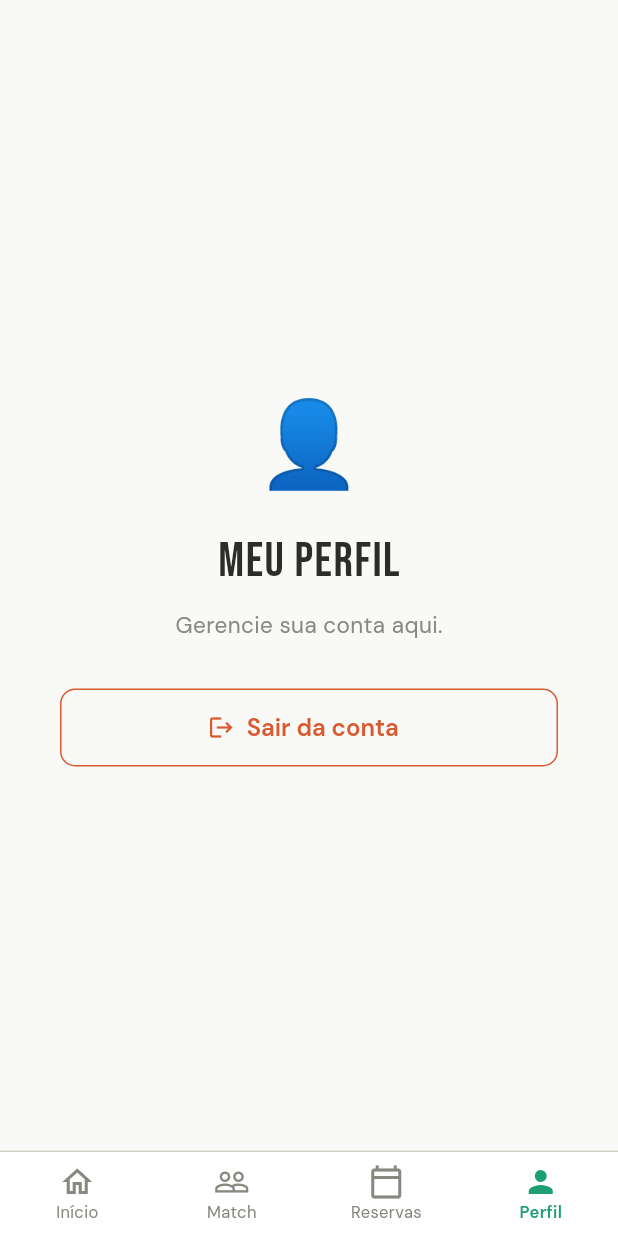
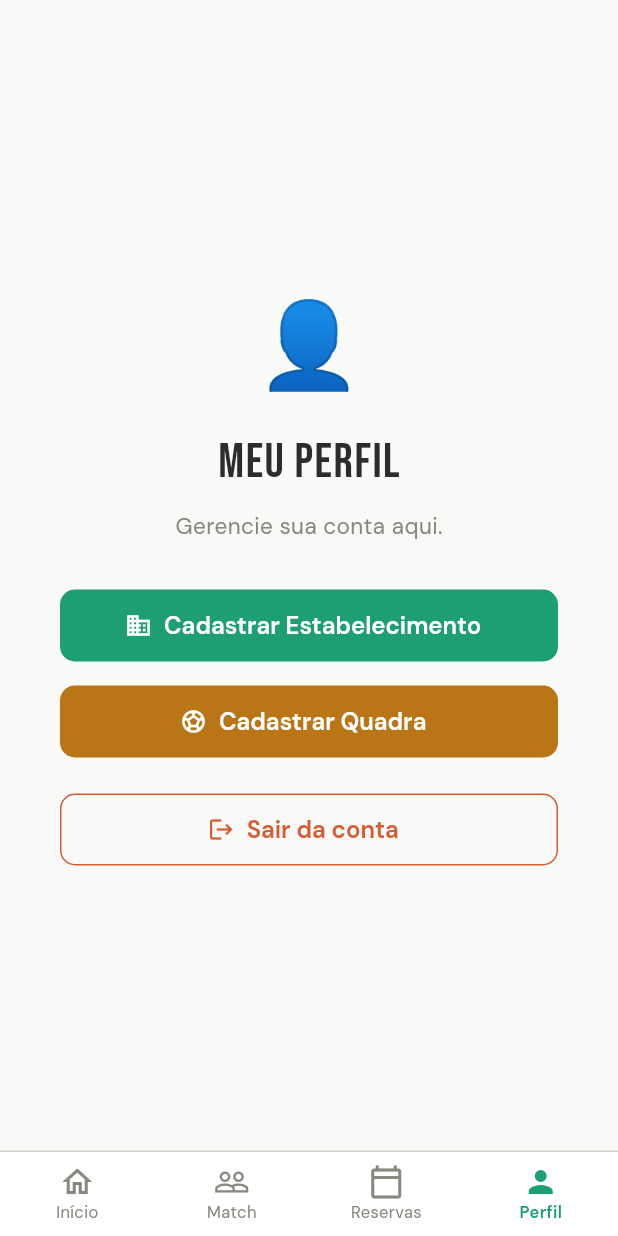
Before and after one commit to gabadias1/matchupsports_yes, a Flutter app: the HomeScreen screen opened by its route, item 4 of the bottom bar chosen, on a phone screen of 412 x 824 dp. Run offline on Flutter 3.47's test engine with Material 3 defaults, Android fonts, the phone set to English and light mode, and no system bars; our stand-ins replace dio, go_router, google_fonts, shared_preferences; accounts and stored records are empty; network calls fail.

Commit message:
Restante das alteracoes

```diff
--- a/frontend/lib/routes/app_router.dart
+++ b/frontend/lib/routes/app_router.dart
@@ -5,14 +5,17 @@ import 'package:match_up_sports/screens/register_screen.dart';
 import 'package:match_up_sports/screens/splash_screen.dart';
 import 'package:match_up_sports/screens/quadras_screen.dart';
 import 'package:match_up_sports/screens/criar_quadra_screen.dart';
+import 'package:match_up_sports/screens/criar_estabelecimento_screen.dart';
 
 class AppRoutes {
   static const splash = '/';
   static const home = '/home';
+  static const perfil = '/perfil';
   static const login = '/login';
   static const register = '/register';
   static const quadras = '/quadras';
   static const criarQuadra = '/criar-quadra';
+  static const criarEstabelecimento = '/criar-estabelecimento';
 }
 
 final appRouter = GoRouter(
@@ -42,5 +45,9 @@ final appRouter = GoRouter(
       path: AppRoutes.criarQuadra,
       builder: (context, state) => const CriarQuadraScreen(),
     ),
+    GoRoute(
+      path: AppRoutes.criarEstabelecimento,
+      builder: (context, state) => const CriarEstabelecimentoScreen(),
+    ),
   ],
 );
--- a/frontend/lib/screens/home_screen.dart
+++ b/frontend/lib/screens/home_screen.dart
@@ -9,14 +9,16 @@ import 'package:match_up_sports/models/quadra.dart';
 import 'package:match_up_sports/services/quadra_service.dart';
 
 class HomeScreen extends StatefulWidget {
-  const HomeScreen({super.key});
+  final int initialTab;
+
+  const HomeScreen({super.key, this.initialTab = 0});
 
   @override
   State<HomeScreen> createState() => _HomeScreenState();
 }
 
 class _HomeScreenState extends State<HomeScreen> {
-  int _currentTab = 0;
+  late int _currentTab;
   String _selectedSport = 'Todos';
   double? _maxPrice;
   List<Map<String, dynamic>> _courts = [];
@@ -25,6 +27,7 @@ class _HomeScreenState extends State<HomeScreen> {
   @override
   void initState() {
     super.initState();
+    _currentTab = widget.initialTab;
     _loadQuadras();
   }
 
@@ -519,14 +522,41 @@ class _PerfilTab extends StatelessWidget {
           const SizedBox(height: 32),
           Padding(
             padding: const EdgeInsets.symmetric(horizontal: 40),
-            child: OutlinedButton.icon(
+            child: Column(
+              children: [
+                ElevatedButton.icon(
+                  onPressed: () => context.go(AppRoutes.criarEstabelecimento),
+                  icon: const Icon(Icons.business, size: 18),
+                  label: const Text('Cadastrar Estabelecimento'),
+                  style: ElevatedButton.styleFrom(
+                    backgroundColor: AppColors.primary,
+                    foregroundColor: Colors.white,
+                    minimumSize: const Size(double.infinity, 48),
+                  ),
+                ),
+                const SizedBox(height: 16),
+                ElevatedButton.icon(
+                  onPressed: () => context.go(AppRoutes.criarQuadra),
+                  icon: const Icon(Icons.sports_soccer, size: 18),
+                  label: const Text('Cadastrar Quadra'),
+                  style: ElevatedButton.styleFrom(
+                    backgroundColor: AppColors.secondary,
+                    foregroundColor: Colors.white,
+                    minimumSize: const Size(double.infinity, 48),
+                  ),
+                ),
+                const SizedBox(height: 24),
+                OutlinedButton.icon(
                   onPressed: () => _logout(context),
                   icon: const Icon(Icons.logout, size: 18),
                   label: const Text('Sair da conta'),
                   style: OutlinedButton.styleFrom(
                     foregroundColor: AppColors.error,
                     side: const BorderSide(color: AppColors.error),
+                    minimumSize: const Size(double.infinity, 48),
                   ),
+                ),
+              ],
             ),
           ),
         ],
--- a/frontend/lib/screens/login_screen.dart
+++ b/frontend/lib/screens/login_screen.dart
@@ -37,10 +37,11 @@ class _LoginScreenState extends State<LoginScreen> {
       await _authService.login(_emailController.text, _passwordController.text);
       setState(() => _isLoading = false);
       context.go(AppRoutes.home);
-    } on String catch (e) {
+    } catch (e) {
       setState(() => _isLoading = false);
+      final message = e is String ? e : e is Exception ? e.toString().replaceAll('Exception: ', '') : 'Erro ao fazer login.';
       ScaffoldMessenger.of(context).showSnackBar(
-        SnackBar(content: Text(e)),
+        SnackBar(content: Text(message)),
       );
       return;
     }
```
Also changed, not shown: frontend/lib/models/estabelecimento.dart (added, +30 -0 lines), frontend/lib/screens/criar_estabelecimento_screen.dart (added, +188 -0 lines), frontend/lib/services/auth_service.dart (+27 -11 lines), frontend/lib/services/estabelecimento_service.dart (added, +58 -0 lines), 1 other file. Lines whose indentation alone changed are shown as unchanged.
